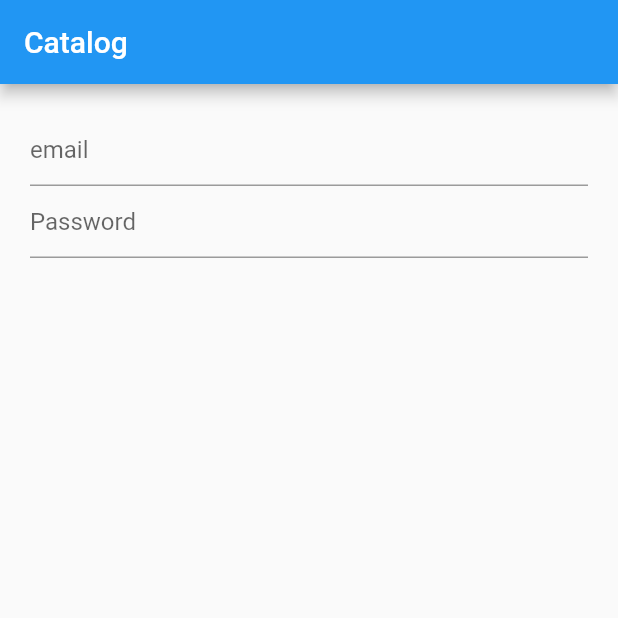
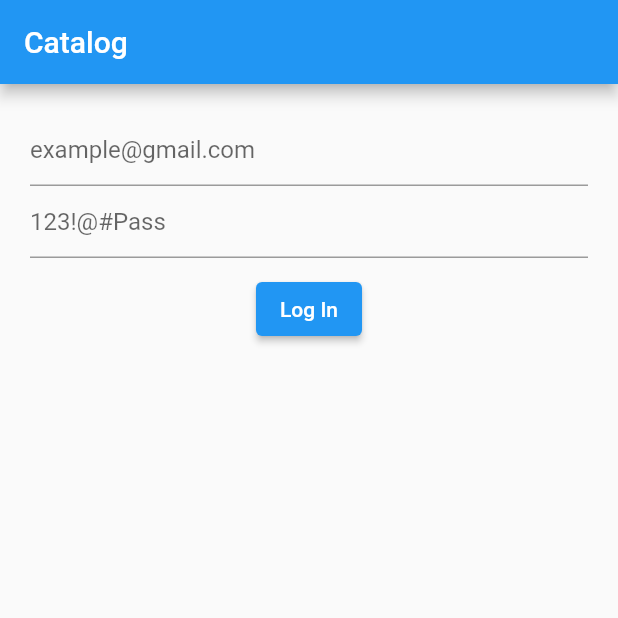
Before and after one commit to mobasaradev/catalog, a Flutter app: the screen it shows after launch, on a phone screen of 412 x 824 dp, the top half of it. Run offline on Flutter 3.47's test engine with Material 2 defaults, Android fonts, the phone set to English and light mode, and no system bars.

```diff
--- a/lib/main.dart
+++ b/lib/main.dart
@@ -15,27 +15,70 @@ class MyApp extends StatelessWidget {
       theme: ThemeData(
         primarySwatch: Colors.blue,
       ),
-      home: Scaffold(
+      home: FormPage(),
+    );
+  }
+}
+
+class FormPage extends StatelessWidget {
+  FormPage({super.key});
+
+  final _formKey = GlobalKey<FormState>();
+
+  @override
+  Widget build(BuildContext context) {
+    return Scaffold(
       appBar: AppBar(
         title: const Text("Catalog"),
       ),
       body: Padding(
         padding: const EdgeInsets.all(20.0),
+        child: Form(
+          key: _formKey,
           child: Column(
             children: [
               TextFormField(
                 decoration: const InputDecoration(
-                    hintText: "email",
+                  hintText: "example@gmail.com",
                 ),
+                validator: (email) {
+                  if (email!.isEmpty) {
+                    return "Enter your email";
+                  }
+                  return null;
+                },
               ),
               TextFormField(
                 decoration: const InputDecoration(
-                    hintText: "Password",
+                  hintText: "123!@#Pass",
                 ),
+                validator: (pass) {
+                  if (pass!.isEmpty) {
+                    return "Enter your Password";
+                  }
+                  return null;
+                },
+              ),
+              const SizedBox(
+                height: 10,
+              ),
+              ElevatedButton(
+                onPressed: () {
+                  if (_formKey.currentState!.validate()) {
+                    ScaffoldMessenger.of(context).showSnackBar(
+                      const SnackBar(
+                        content: Text('Processing Data'),
+                        backgroundColor: Colors.blueAccent,
+                      ),
+                    );
+                  }
+                },
+                child: const Text("Log In"),
               ),
             ],
           ),
-          )),
+        ),
+      ),
     );
   }
 }
```
Lines whose indentation alone changed are shown as unchanged.
